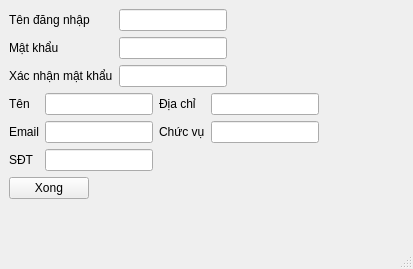
Above: view/login/dangky.ui from loimaxto/DoAnPython before the change. Below: the same form after it.
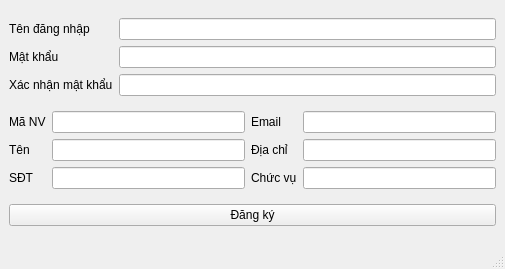
That is the form after the change.

Patch:
```diff
--- a/view/login/dangky.ui
+++ b/view/login/dangky.ui
@@ -6,7 +6,7 @@
    <rect>
     <x>0</x>
     <y>0</y>
-    <width>413</width>
+    <width>505</width>
     <height>269</height>
    </rect>
   </property>
@@ -14,86 +14,100 @@
    <string>MainWindow</string>
   </property>
   <widget class="QWidget" name="centralwidget">
-   <layout class="QFormLayout" name="formLayout">
+   <layout class="QGridLayout" name="gridLayout_3">
     <item row="0" column="0">
      <layout class="QGridLayout" name="gridLayout">
-      <item row="2" column="2">
-       <widget class="QLineEdit" name="password2"/>
+      <item row="0" column="0">
+       <widget class="QLabel" name="label_6">
+        <property name="text">
+         <string>Tên đăng nhập</string>
+        </property>
+       </widget>
       </item>
-      <item row="0" column="2">
+      <item row="0" column="1">
        <widget class="QLineEdit" name="username"/>
       </item>
-      <item row="1" column="0" colspan="2">
+      <item row="1" column="0">
        <widget class="QLabel" name="label_8">
         <property name="text">
          <string>Mật khẩu</string>
         </property>
        </widget>
       </item>
-      <item row="0" column="0" colspan="2">
-       <widget class="QLabel" name="label_6">
-        <property name="text">
-         <string>Tên đăng nhập</string>
-        </property>
-       </widget>
-      </item>
-      <item row="1" column="2">
+      <item row="1" column="1">
        <widget class="QLineEdit" name="password"/>
       </item>
-      <item row="2" column="0" colspan="2">
+      <item row="2" column="0">
        <widget class="QLabel" name="label_9">
         <property name="text">
          <string>Xác nhận mật khẩu</string>
         </property>
        </widget>
       </item>
+      <item row="2" column="1">
+       <widget class="QLineEdit" name="password2"/>
+      </item>
      </layout>
     </item>
     <item row="1" column="0">
      <layout class="QGridLayout" name="gridLayout_2">
       <item row="0" column="0" colspan="2">
-       <widget class="QLabel" name="label">
+       <widget class="QLabel" name="label_7">
         <property name="text">
-         <string>Tên</string>
+         <string>Mã NV</string>
         </property>
        </widget>
       </item>
       <item row="0" column="2">
-       <widget class="QLineEdit" name="name"/>
+       <widget class="QLineEdit" name="id_nv">
+        <property name="text">
+         <string/>
+        </property>
+       </widget>
       </item>
       <item row="0" column="3">
+       <widget class="QLabel" name="label_2">
+        <property name="text">
+         <string>Email</string>
+        </property>
+       </widget>
+      </item>
+      <item row="0" column="4">
+       <widget class="QLineEdit" name="email"/>
+      </item>
+      <item row="1" column="3">
        <widget class="QLabel" name="label_4">
         <property name="text">
          <string>Địa chỉ</string>
         </property>
        </widget>
       </item>
-      <item row="0" column="4">
+      <item row="1" column="4">
        <widget class="QLineEdit" name="diachi"/>
       </item>
-      <item row="1" column="3">
+      <item row="2" column="3">
        <widget class="QLabel" name="label_5">
         <property name="text">
          <string>Chức vụ</string>
         </property>
        </widget>
       </item>
-      <item row="1" column="4">
+      <item row="2" column="4">
        <widget class="QLineEdit" name="chucvu"/>
       </item>
       <item row="1" column="2">
-       <widget class="QLineEdit" name="email"/>
+       <widget class="QLineEdit" name="name"/>
+      </item>
+      <item row="1" column="0" colspan="2">
+       <widget class="QLabel" name="label">
+        <property name="text">
+         <string>Tên</string>
+        </property>
+       </widget>
       </item>
       <item row="2" column="2">
        <widget class="QLineEdit" name="sdt"/>
       </item>
-      <item row="1" column="0" colspan="2">
-       <widget class="QLabel" name="label_2">
-        <property name="text">
-         <string>Email</string>
-        </property>
-       </widget>
-      </item>
       <item row="2" column="0" colspan="2">
        <widget class="QLabel" name="label_3">
         <property name="text">
@@ -104,9 +118,9 @@
      </layout>
     </item>
     <item row="2" column="0">
-     <widget class="QPushButton" name="finishBtn">
+     <widget class="QPushButton" name="dangky_btn">
       <property name="text">
-       <string>Xong</string>
+       <string>Đăng ký</string>
       </property>
      </widget>
     </item>
```
Left out of the diff: 2 changed lines with no effect on the pictures.
